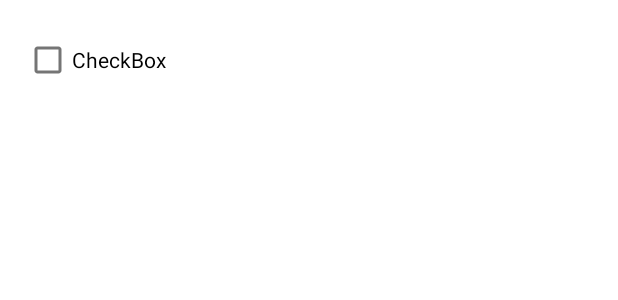
After one commit to CUB3D/CUB3D_Notes, an Android app: the layout home_checkbox_entry.xml on its own in the app's theme, with its tools: preview values and no code run, on a phone screen of 412 x 824 dp. The commit adds this screen. Shown: the top 300 px of the screen. Run offline under Robolectric (Android 15) with nearby library versions, the phone set to English and light mode, and no system bars.

Commit message:
Checkbox basic impl

```diff
--- a/app/src/main/java/pw/cub3d/cub3_notes/ui/home/HomeFragment.kt
+++ b/app/src/main/java/pw/cub3d/cub3_notes/ui/home/HomeFragment.kt
@@ -26,8 +26,8 @@ import javax.inject.Inject
 class HomeFragment : Fragment() {
 
     private lateinit var homeViewModel: HomeViewModel
+
     @Inject lateinit var homeViewModelFactory: NotesViewModelFactory
-
     @Inject lateinit var newNoteNavigationController: NewNoteNavigationController
 
     override fun onViewCreated(view: View, savedInstanceState: Bundle?) {
@@ -148,7 +148,6 @@ class HomeFragment : Fragment() {
         container: ViewGroup?,
         savedInstanceState: Bundle?
     ): View? {
-        homeViewModelFactory = NotesViewModelFactory(RoomDB.getDatabase(requireContext()).notesDao())
 
         homeViewModel =
             ViewModelProviders.of(this, homeViewModelFactory).get(HomeViewModel::class.java)
--- a/app/src/main/java/pw/cub3d/cub3_notes/ui/home/NotesViewModelFactory.kt
+++ b/app/src/main/java/pw/cub3d/cub3_notes/ui/home/NotesViewModelFactory.kt
@@ -3,13 +3,14 @@ package pw.cub3d.cub3_notes.ui.home
 import androidx.lifecycle.ViewModel
 import androidx.lifecycle.ViewModelProvider
 import pw.cub3d.cub3_notes.database.dao.NotesDao
+import pw.cub3d.cub3_notes.database.repository.NoteRepository
 import javax.inject.Inject
 import javax.inject.Singleton
 
 @Singleton
 class NotesViewModelFactory @Inject constructor(
-    private val notesDao: NotesDao
+    private val notesRepository: NoteRepository
 ): ViewModelProvider.Factory {
-    override fun <T : ViewModel?> create(modelClass: Class<T>) = HomeViewModel(notesDao) as T
+    override fun <T : ViewModel?> create(modelClass: Class<T>) = HomeViewModel(notesRepository) as T
 
 }
--- a/app/src/main/java/pw/cub3d/cub3_notes/ui/newnote/NewNoteFragment.kt
+++ b/app/src/main/java/pw/cub3d/cub3_notes/ui/newnote/NewNoteFragment.kt
@@ -47,6 +47,7 @@ class NewNoteFragment : Fragment() {
 
         arguments?.let {
             it.getParcelable<Note>(NewNoteNavigationController.KEY_NOTE)?.let { note ->
+                println("Editing note: $note")
                 newNoteViewModel.setNote(note)
                 createNote_text.setText(note.text)
                 createNote_title.setText(note.title)
@@ -80,8 +81,9 @@ class NewNoteFragment : Fragment() {
         })
 
         newNoteViewModel.checkboxes.observe(this, Observer {
+            println("Updating checkboxes: $it")
             createNote_checkBoxes.layoutManager = LinearLayoutManager(requireContext())
-            createNote_checkBoxes.adapter = CheckBoxAdapter(requireContext(), it)
+            createNote_checkBoxes.adapter = CheckBoxAdapter(requireContext(), it, { newNoteViewModel.onCheckboxChecked(it) }, { newNoteViewModel.onCheckboxDelete(it) }, { newNoteViewModel.onCheckboxChanged(it) })
         })
 
         createNote_back.setOnClickListener { findNavController(this@NewNoteFragment).navigate(R.id.nav_home) }
--- /dev/null
+++ b/app/src/main/res/layout/home_checkbox_entry.xml
@@ -0,0 +1,24 @@
+<?xml version="1.0" encoding="utf-8"?>
+<androidx.constraintlayout.widget.ConstraintLayout xmlns:android="http://schemas.android.com/apk/res/android"
+    xmlns:app="http://schemas.android.com/apk/res-auto"
+    xmlns:tools="http://schemas.android.com/tools"
+    android:id="@+id/linearLayout3"
+    android:layout_width="match_parent"
+    android:layout_height="wrap_content"
+    android:orientation="vertical">
+
+    <CheckBox
+        android:id="@+id/homeCheckboxEntry_checkbox"
+        android:layout_width="0dp"
+        android:layout_height="wrap_content"
+        android:layout_marginStart="16dp"
+        android:layout_marginTop="16dp"
+        android:layout_marginEnd="16dp"
+        android:layout_marginBottom="16dp"
+        android:clickable="false"
+        android:text="CheckBox"
+        app:layout_constraintBottom_toBottomOf="parent"
+        app:layout_constraintEnd_toEndOf="parent"
+        app:layout_constraintStart_toStartOf="parent"
+        app:layout_constraintTop_toTopOf="parent" />
+</androidx.constraintlayout.widget.ConstraintLayout>
```
Also changed, not shown: app/src/main/java/pw/cub3d/cub3_notes/database/dao/CheckboxEntryDao.kt (+22 -4 lines), app/src/main/java/pw/cub3d/cub3_notes/database/dao/NotesDao.kt (+8 -6 lines), app/src/main/java/pw/cub3d/cub3_notes/database/entity/CheckboxEntry.kt (+4 -4 lines), app/src/main/java/pw/cub3d/cub3_notes/database/entity/NoteAndCheckboxes.kt (added, +18 -0 lines), app/src/main/java/pw/cub3d/cub3_notes/database/repository/NoteRepository.kt (added, +27 -0 lines), app/src/main/java/pw/cub3d/cub3_notes/ui/home/CheckboxAdapter.kt (added, +35 -0 lines), app/src/main/java/pw/cub3d/cub3_notes/ui/home/HomeViewModel.kt (+4 -3 lines), app/src/main/java/pw/cub3d/cub3_notes/ui/home/NoteViewHolder.kt (+11 -0 lines), app/src/main/java/pw/cub3d/cub3_notes/ui/newnote/CheckBoxAdapter.kt (+23 -4 lines), app/src/main/java/pw/cub3d/cub3_notes/ui/newnote/NewNoteViewModel.kt (+18 -2 lines), app/src/main/res/layout/checkbox_entry.xml (+21 -3 lines), app/src/main/res/layout/note_entry.xml (+13 -1 lines).
